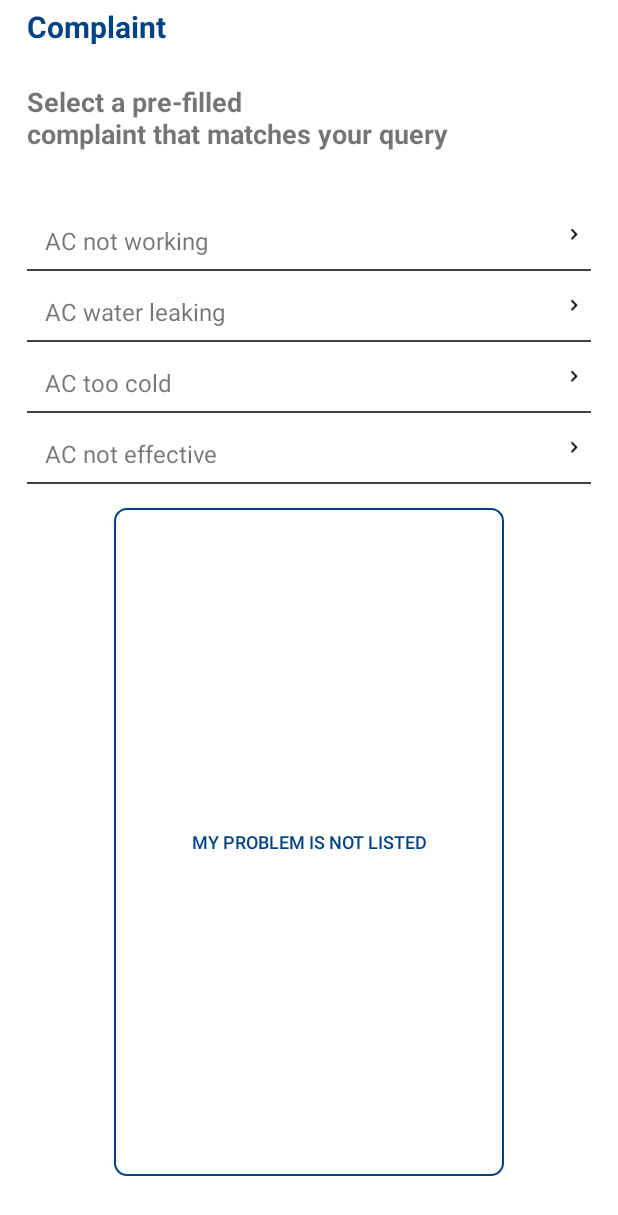
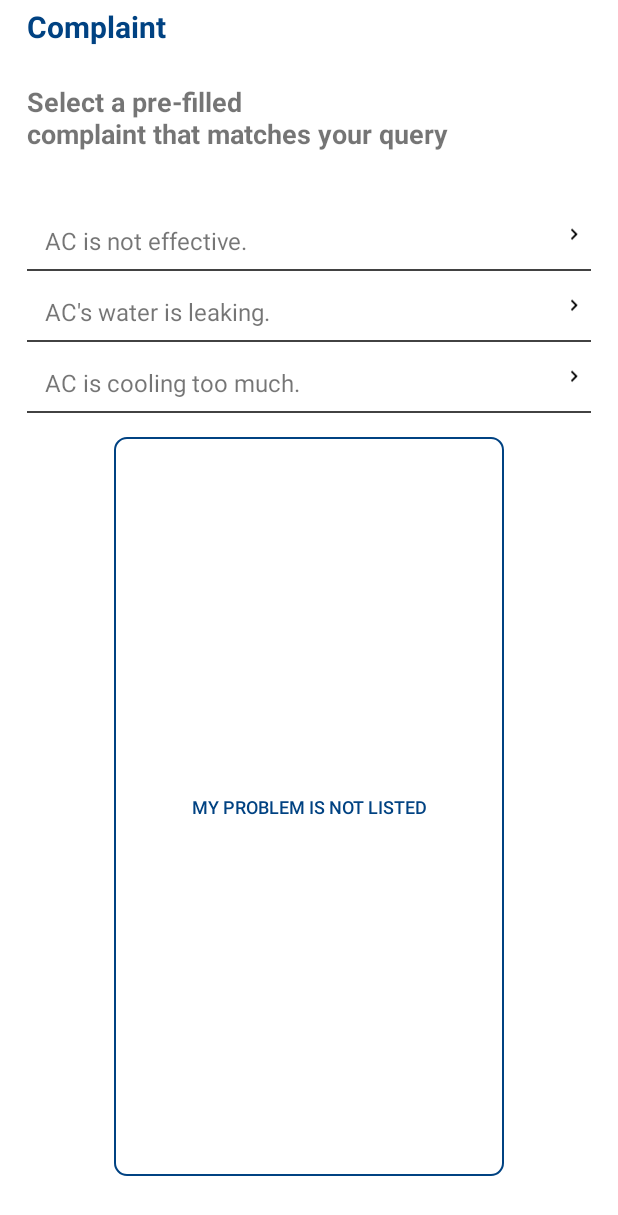
Before and after one commit to gupta-meghna64/DMRC-Connect, an Android app: the fragment CategoryDetailsFragment shown on its own in the app's theme, on a phone screen of 412 x 824 dp. Shown: the top 1215 px of the screen. Run offline under Robolectric (Android 15) with nearby library versions, the phone set to English and light mode, and no system bars; libraries missing offline, so code that uses them is left out: com.aurelhubert.ahbottomnavigation; 4 statements that could not run were skipped.

Commit message:
Language fix, type of complaints for AC.

```diff
--- a/app/src/main/java/com/example/dmrcconnect/CategoryDetailsFragment.java
+++ b/app/src/main/java/com/example/dmrcconnect/CategoryDetailsFragment.java
@@ -100,10 +100,9 @@ public class CategoryDetailsFragment extends Fragment {
 
         ArrayList<CategoryDetails> details = new ArrayList<>();
 
-        details.add(new CategoryDetails("AC not working", ""));
-        details.add(new CategoryDetails("AC water leaking", ""));
-        details.add(new CategoryDetails("AC too cold", ""));
-        details.add(new CategoryDetails("AC not effective", ""));
+        details.add(new CategoryDetails("AC is not effective.", ""));
+        details.add(new CategoryDetails("AC's water is leaking.", ""));
+        details.add(new CategoryDetails("AC is cooling too much.", ""));
 
         return details;
     }
```
